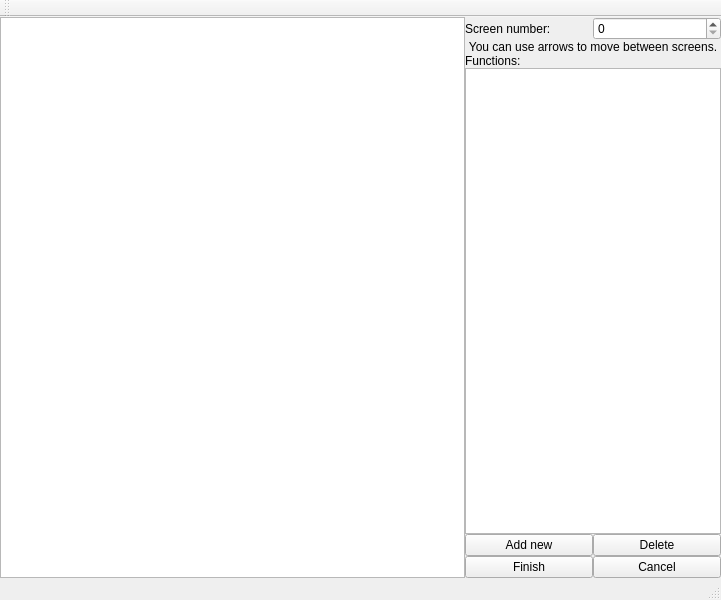
Old version of the form Design/ScreenMapper.ui in the repository Kanter666/Botter.
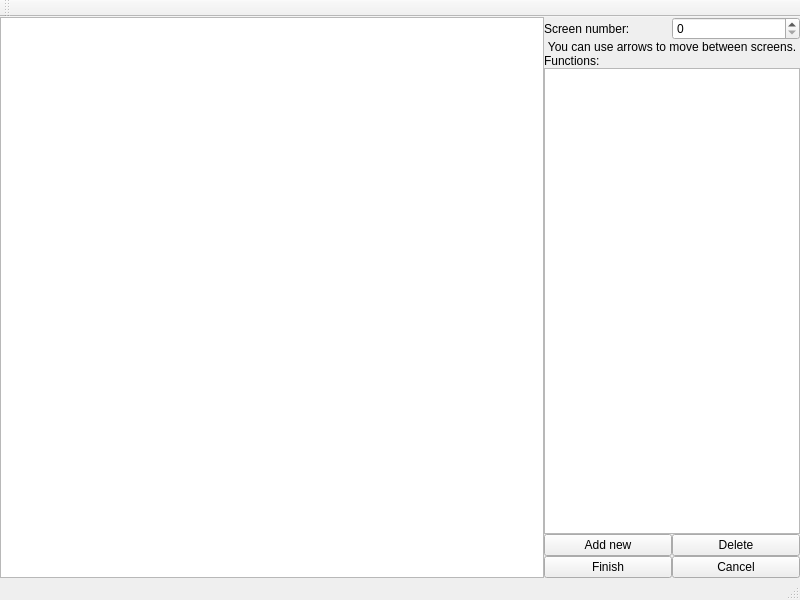
New version of the form.

The edit to the form file:
```diff
--- a/Design/ScreenMapper.ui
+++ b/Design/ScreenMapper.ui
@@ -6,7 +6,7 @@
    <rect>
     <x>0</x>
     <y>0</y>
-    <width>721</width>
+    <width>800</width>
     <height>600</height>
    </rect>
   </property>
```
Left out of the diff: 4 changed lines with no effect on the pictures.
